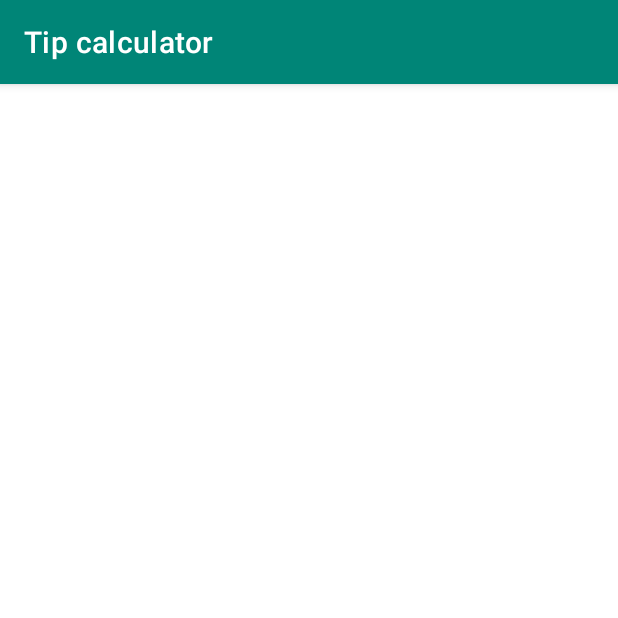
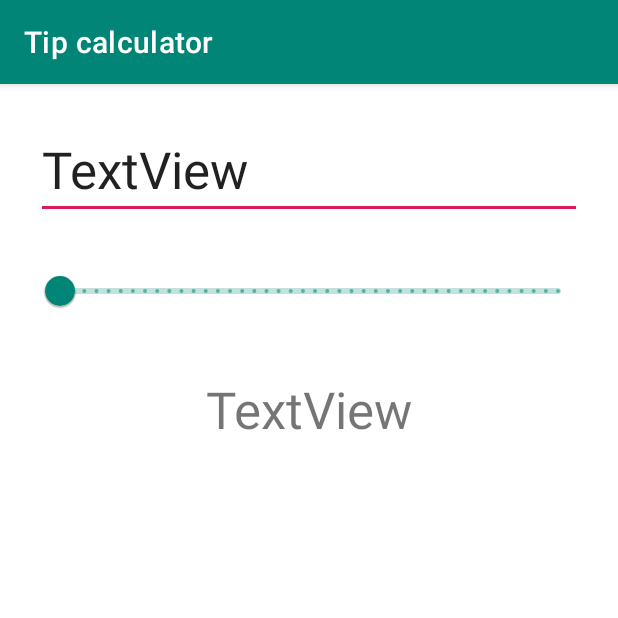
Before and after one commit to tpajak/Tip-Calculator, an Android app: the screen it shows after launch (MainActivity), on a phone screen of 412 x 824 dp, the top half of it. Run offline under Robolectric (Android 15) with nearby library versions, the phone set to English and light mode, and no system bars.

Commit message:
app layout

```diff
--- a/Tip Calculator/task/src/main/res/layout/activity_main.xml
+++ b/Tip Calculator/task/src/main/res/layout/activity_main.xml
@@ -1,7 +1,45 @@
 <?xml version="1.0" encoding="utf-8"?>
 <androidx.constraintlayout.widget.ConstraintLayout xmlns:android="http://schemas.android.com/apk/res/android"
     xmlns:app="http://schemas.android.com/apk/res-auto"
+    xmlns:tools="http://schemas.android.com/tools"
     android:layout_width="match_parent"
     android:layout_height="match_parent">
 
+    <EditText
+        android:id="@+id/edit_text"
+        android:layout_width="0dp"
+        android:layout_height="wrap_content"
+        android:layout_marginStart="24dp"
+        android:layout_marginTop="24dp"
+        android:layout_marginEnd="24dp"
+        android:inputType="number"
+        android:text="TextView"
+        android:textSize="34sp"
+        app:layout_constraintEnd_toEndOf="parent"
+        app:layout_constraintStart_toStartOf="parent"
+        app:layout_constraintTop_toTopOf="parent" />
+
+    <com.google.android.material.slider.Slider
+        android:id="@+id/slider"
+        android:layout_width="0dp"
+        android:layout_height="wrap_content"
+        android:layout_marginTop="24dp"
+        android:scrollbarSize="30dp"
+        android:stepSize="1"
+        android:valueFrom="0"
+        android:valueTo="100"
+        app:layout_constraintEnd_toEndOf="@+id/edit_text"
+        app:layout_constraintStart_toStartOf="@+id/edit_text"
+        app:layout_constraintTop_toBottomOf="@+id/edit_text" />
+
+    <TextView
+        android:id="@+id/text_view"
+        android:layout_width="wrap_content"
+        android:layout_height="wrap_content"
+        android:layout_marginTop="32dp"
+        android:text="TextView"
+        android:textSize="34sp"
+        app:layout_constraintEnd_toEndOf="@+id/slider"
+        app:layout_constraintStart_toStartOf="@+id/slider"
+        app:layout_constraintTop_toBottomOf="@+id/slider" />
 </androidx.constraintlayout.widget.ConstraintLayout>
```
